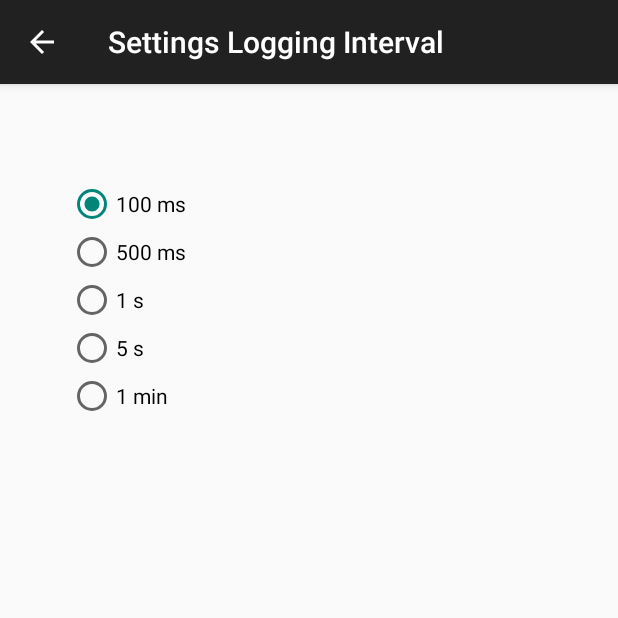
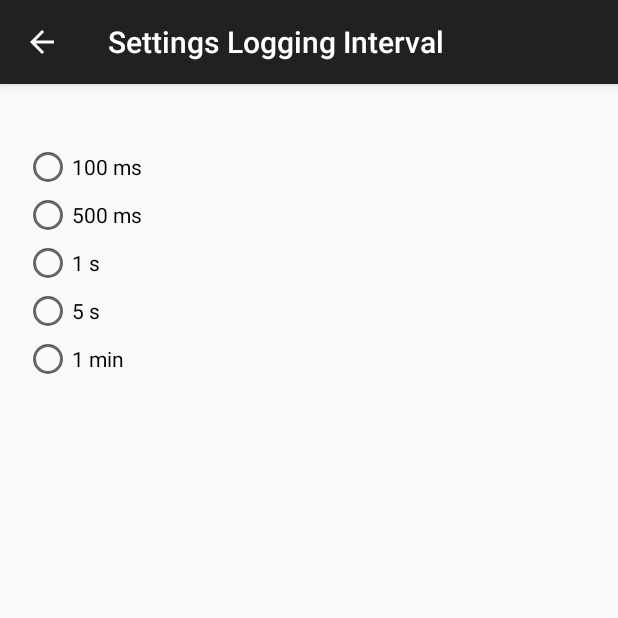
Before and after one commit to Soily/SensorLogger, an Android app: the SettingsLessActivity screen opened directly, with no data from a screen before it, on a phone screen of 412 x 824 dp, the top half of it. Run offline under Robolectric (Android 15) with nearby library versions, the phone set to English and light mode, and no system bars.

Commit message:
Add Radio Group as parent layout for radio buttons in ChooseLogInterval

```diff
--- a/app/src/main/res/layout/activity_settings_less.xml
+++ b/app/src/main/res/layout/activity_settings_less.xml
@@ -6,17 +6,20 @@
     android:paddingBottom="@dimen/activity_vertical_margin"
     tools:context="com.app.freethinkers.sensorlogger.SettingsLessActivity">
 
+    <RadioGroup
+        android:id="@+id/radioGroup"
+        android:layout_width="match_parent"
+        android:layout_height="match_parent"
+        android:layout_alignParentTop="true"
+        android:layout_alignParentLeft="true"
+        android:layout_alignParentStart="true"
+        android:layout_marginTop="23dp">
+
         <RadioButton
             android:layout_width="wrap_content"
             android:layout_height="wrap_content"
             android:text="@string/Settings_100ms"
             android:id="@+id/radioButton"
-        android:layout_alignParentTop="true"
-        android:layout_alignParentLeft="true"
-        android:layout_alignParentStart="true"
-        android:layout_marginLeft="29dp"
-        android:layout_marginStart="29dp"
-        android:layout_marginTop="48dp"
             android:checked="true"
             android:onClick="onRadioButtonsClicked"
             android:clickable="true"
@@ -27,9 +30,6 @@
             android:layout_height="wrap_content"
             android:text="@string/Settings_500ms"
             android:id="@+id/radioButton2"
-        android:layout_below="@+id/radioButton"
-        android:layout_alignLeft="@+id/radioButton"
-        android:layout_alignStart="@+id/radioButton"
             android:checked="false"
             android:onClick="onRadioButtonsClicked"
             android:clickable="true" />
@@ -39,9 +39,6 @@
             android:layout_height="wrap_content"
             android:text="@string/Settings_1s"
             android:id="@+id/radioButton3"
-        android:layout_below="@+id/radioButton2"
-        android:layout_alignLeft="@+id/radioButton2"
-        android:layout_alignStart="@+id/radioButton2"
             android:checked="false"
             android:onClick="onRadioButtonsClicked"
             android:clickable="true" />
@@ -51,9 +48,6 @@
             android:layout_height="wrap_content"
             android:text="@string/Settings_5s"
             android:id="@+id/radioButton4"
-        android:layout_below="@+id/radioButton3"
-        android:layout_alignLeft="@+id/radioButton3"
-        android:layout_alignStart="@+id/radioButton3"
             android:checked="false"
             android:onClick="onRadioButtonsClicked"
             android:clickable="true" />
@@ -63,10 +57,9 @@
             android:layout_height="wrap_content"
             android:text="@string/Settings_60s"
             android:id="@+id/radioButton5"
-        android:layout_below="@+id/radioButton4"
-        android:layout_alignLeft="@+id/radioButton4"
-        android:layout_alignStart="@+id/radioButton4"
             android:checked="false"
             android:onClick="onRadioButtonsClicked"
             android:clickable="true" />
+    </RadioGroup>
+
 </RelativeLayout>
```
Also changed, not shown: app/src/main/java/com/app/freethinkers/sensorlogger/SettingsLessActivity.java (+34 -17 lines), 3 other files. Lines whose indentation alone changed are shown as unchanged.
